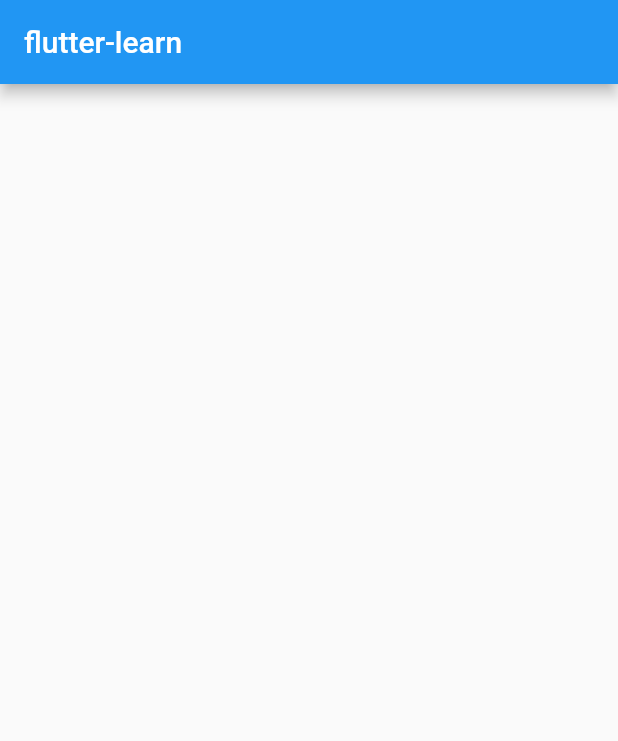
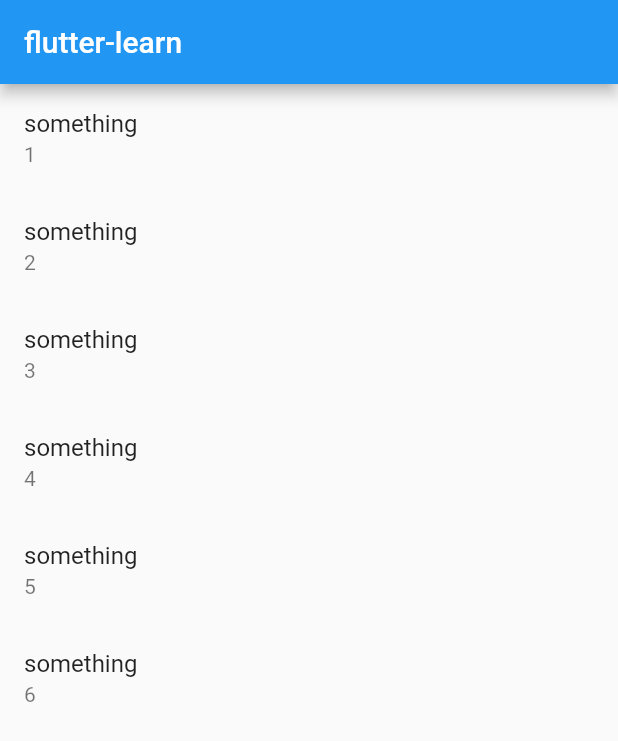
Before and after one commit to abh-pro/flutter_learn, a Flutter app: the screen it shows after launch, on a phone screen of 412 x 824 dp. Shown: the top 741 px of the screen. Run offline on Flutter 3.47's test engine with Material 2 defaults, Android fonts, the phone set to English and light mode, and no system bars.

Commit message:
basic functions added

```diff
--- a/lib/app.dart
+++ b/lib/app.dart
@@ -1,6 +1,6 @@
 import 'package:flutter/material.dart';
 class App extends StatelessWidget{
-  //  generate a bsic int list here
+  //  generate a basic int list here
   final data = List<int>.generate(6, (index) => index);
 
   @override
@@ -12,10 +12,20 @@ class App extends StatelessWidget{
             appBar: AppBar(
               title: Text('flutter-learn'), // title added to app bar
             ),
-            body: ListView( //the list should appear here
-
+            body: ListView.builder( //the list should appear here
+              itemCount: data.length,
+              itemBuilder: (context,i){
+                return _buildTile(i);
+              },
             ),
           ),
         );
   }
+
+  Widget _buildTile(int i){
+    return ListTile(
+      title: Text("something"),
+      subtitle: Text((i+1).toString()),
+    );
+  }
 }
```
